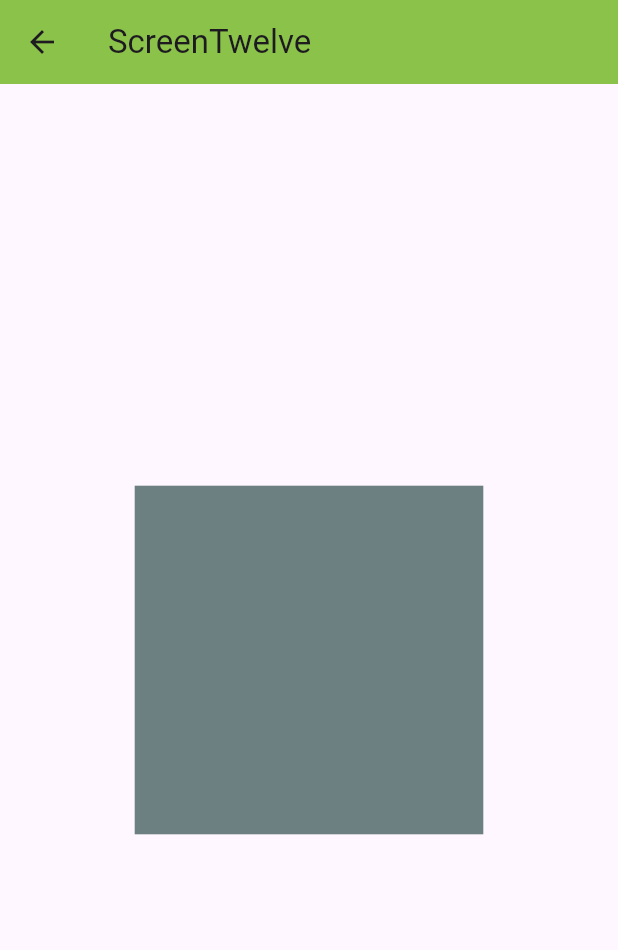
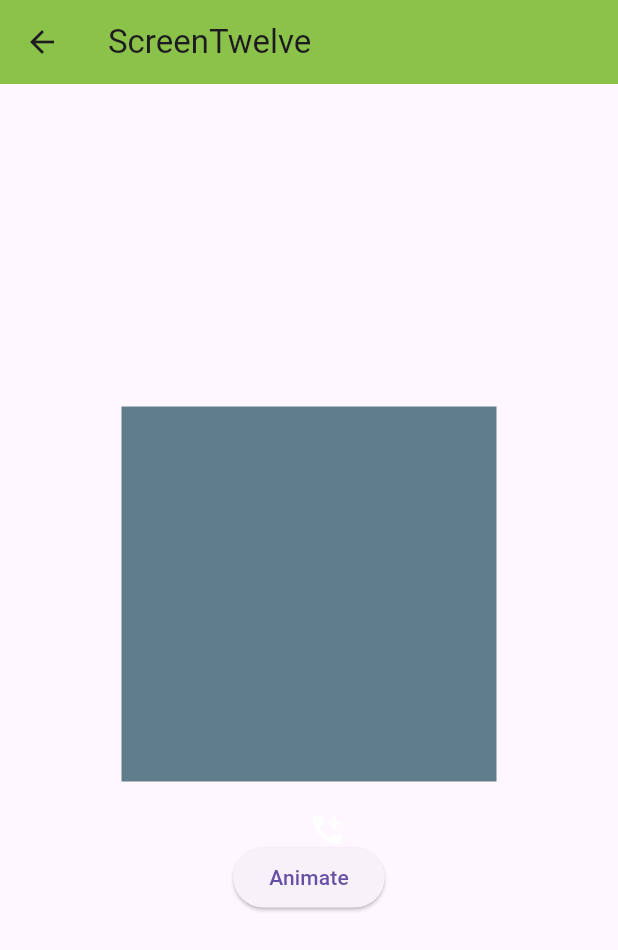
Before and after one commit to FAHIMSHAKIL102/flutter_wscube_practice, a Flutter app: the screen it shows after launch, scrolled down 576 dp, after a tap on "ScreenTwelve", on a phone screen of 412 x 824 dp. Shown: the top 950 px of the screen. Run offline on Flutter 3.47's test engine with Material 3 defaults, Android fonts, the phone set to English and light mode, and no system bars; network calls fail.

Commit message:
add_ripple__animation

```diff
--- a/lib/screentwelve_animation.dart
+++ b/lib/screentwelve_animation.dart
@@ -1,4 +1,5 @@
 import 'package:flutter/material.dart';
+import 'dart:ui';
 
 class ScreentwelveAnimation extends StatefulWidget {
   const ScreentwelveAnimation({super.key});
@@ -10,17 +11,19 @@ class ScreentwelveAnimation extends StatefulWidget {
 class _ScreentwelveAnimationState extends State<ScreentwelveAnimation>
     with SingleTickerProviderStateMixin {
   late Animation animation;
+  late Animation rippleAnimation;
   late Animation colorAnimation;
   late AnimationController animationController;
+  var radiusList = [100.0, 150.0, 200.0, 250.0, 300.0];
   @override
   void initState() {
-    // TODO: implement initState
     super.initState();
     animationController = AnimationController(
       vsync: this,
-      duration: Duration(seconds: 15),
+      duration: Duration(seconds: 10),
     );
     animation = Tween(begin: 250.0, end: 10.0).animate(animationController);
+    rippleAnimation = Tween(begin: 0.0, end: 1.0).animate(animationController);
     colorAnimation = ColorTween(
       begin: Colors.blueGrey,
       end: Colors.orange,
@@ -28,7 +31,7 @@ class _ScreentwelveAnimationState extends State<ScreentwelveAnimation>
     animationController.addListener(() {
       setState(() {});
     });
-    animationController.forward();
+    //animationController.forward();
   }
 
   @override
@@ -38,12 +41,46 @@ class _ScreentwelveAnimationState extends State<ScreentwelveAnimation>
         title: Text('ScreenTwelve'),
         backgroundColor: Colors.lightGreen,
       ),
-      body: Center(
-        child: Container(
-          height: animation.value,
-          width: animation.value,
-          color: colorAnimation.value,
-        ),
+      body: Column(
+        mainAxisAlignment: MainAxisAlignment.center,
+        children: [
+          Center(
+            child: Container(
+              height: animation.value,
+              width: animation.value,
+              color: colorAnimation.value,
+            ),
+          ),
+          SizedBox(height: 20),
+          Center(
+            child: Stack(
+              alignment: Alignment.center,
+              children: radiusList
+                  .map(
+                    (radius) => Container(
+                      height: radius * rippleAnimation.value,
+                      width: radius * rippleAnimation.value,
+                      decoration: BoxDecoration(
+                        shape: BoxShape.circle,
+                        color: Colors.blue.withValues(
+                          alpha: 1.0 - rippleAnimation.value,
+                        ),
+                      ),
+                      child: Icon(Icons.add_call, color: Colors.white),
+                    ),
+                  )
+                  .toList(),
+            ),
+          ),
+          SizedBox(height: 20),
+          ElevatedButton(
+            onPressed: () {
+              animationController.forward();
+              setState(() {});
+            },
+            child: Text('Animate'),
+          ),
+        ],
       ),
     );
   }
--- a/lib/splashscreen.dart
+++ b/lib/splashscreen.dart
@@ -14,7 +14,7 @@ class _SplashscreenState extends State<Splashscreen> {
   @override
   void initState() {
     super.initState();
-    Timer(Duration(seconds: 2), () {
+    Timer(Duration(seconds: 1), () {
       Navigator.pushReplacement(
         context,
         MaterialPageRoute(builder: (context) => Homescreen()),
```
